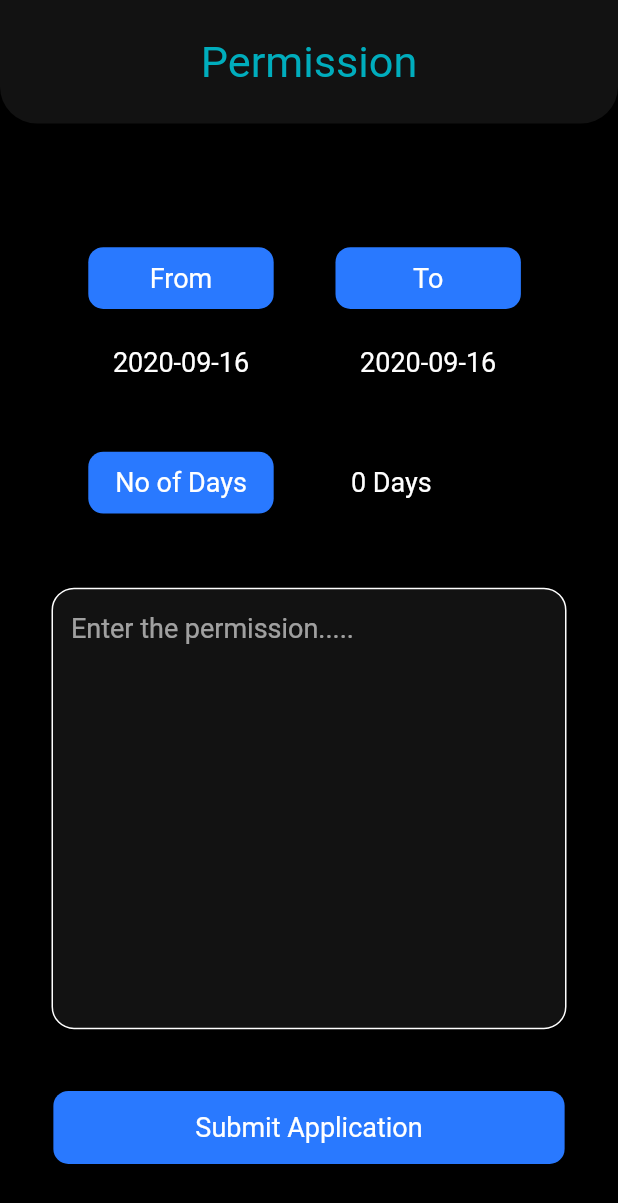
After one commit to rahul975337/jss_project, a Flutter app: the screen it shows after launch, on a phone screen of 412 x 824 dp. The commit adds this screen. Shown: the top 1203 px of the screen. Run offline on Flutter 3.47's test engine with Material 2 defaults, Android fonts, the phone set to English and light mode, and no system bars; our stand-ins replace animated_text_kit, carousel_slider, feather_icons_flutter, google_maps_flutter, hexcolor, step_progress_indicator; missing offline and left inert: date_range_picker.

Commit message:
added permission

```diff
--- a/lib/main.dart
+++ b/lib/main.dart
@@ -1,6 +1,6 @@
 import 'package:flutter/material.dart';
-import 'package:jss_project/screens/hostelites/hostelites.dart';
-
+import 'package:jss_project/feasting.dart';
+import 'package:jss_project/screens/permission/permission.dart';
 
 void main() {
   runApp(MyApp());
@@ -13,8 +13,8 @@ class MyApp extends StatelessWidget {
     return MaterialApp(
       debugShowCheckedModeBanner: false,
       title: 'Flutter Demo',
-      theme: ThemeData(),
-      home: Hostelites(),
+      theme: ThemeData.dark(),
+      home: Permssion(),
     );
   }
 }
--- /dev/null
+++ b/lib/screens/permission/permission.dart
@@ -0,0 +1,329 @@
+import 'package:flutter/material.dart';
+import 'package:jss_project/constants/constants.dart';
+import 'package:jss_project/screens/maintainance/bottomBlueButton.dart';
+import 'package:date_range_picker/date_range_picker.dart' as DateRagePicker;
+import 'package:jss_project/screens/maintainance/maintainanceDialog.dart';
+
+class Permssion extends StatefulWidget {
+  @override
+  _PermssionState createState() => _PermssionState();
+}
+
+class _PermssionState extends State<Permssion> {
+  double _safePaddingTop, _safePaddingBottom, _height, _width, _keyboard;
+  List titles = [
+    'Plumber',
+    'Furniture',
+    'Cleaning',
+    'Electrician',
+    'Mess Food',
+    'Others'
+  ];
+
+  TextEditingController permissionTextEditingController;
+  String permission;
+  @override
+  void initState() {
+    super.initState();
+
+    permissionTextEditingController = TextEditingController();
+  }
+
+  @override
+  void dispose() {
+    super.dispose();
+
+    permissionTextEditingController.dispose();
+  }
+
+  Widget permissionFieldWidget() {
+    return Container(
+      width: _width / 1.2,
+      height: _height / 2.8,
+      padding: EdgeInsets.all(2),
+      decoration: BoxDecoration(
+        color: kProfSecondaryBackgroundColor,
+        borderRadius: BorderRadius.circular(15),
+        border: Border.all(
+          color: kProfTextColour,
+        ),
+      ),
+      child: Expanded(
+        child: TextField(
+            keyboardType: TextInputType.multiline,
+            textInputAction: TextInputAction.newline,
+            maxLines: null,
+            maxLengthEnforced: true,
+            controller: permissionTextEditingController,
+            onSubmitted: (value) {
+              setState(() {
+                permission = permissionTextEditingController.text;
+              });
+            },
+            textAlign: TextAlign.left,
+            style: TextStyle(color: kProfTextColour, fontSize: 18),
+            decoration: InputDecoration(
+              contentPadding:
+                  const EdgeInsets.symmetric(vertical: -2, horizontal: 10),
+              border: InputBorder.none,
+              hintText: 'Enter the permission.....',
+              hintStyle: TextStyle(
+                color: Colors.white60,
+              ),
+            )),
+      ),
+    );
+  }
+
+  ////////
+  DateTime selectedFromDate = DateTime.now();
+
+  _selectFromDate(BuildContext context) async {
+    final DateTime picked = await showDatePicker(
+      context: context,
+      initialDate: selectedFromDate,
+      firstDate: DateTime(2000),
+      lastDate: DateTime(2025),
+      // builder: (context, child) {
+      //   return Theme(
+      //     data: ThemeData.light(), // This will change to light theme.
+      //     child: child,
+      //   );
+      // },
+    );
+    if (picked != null && picked != selectedFromDate)
+      setState(() {
+        selectedFromDate = picked;
+      });
+  }
+
+  DateTime selectedToDate = DateTime.now();
+
+  _selectToDate(BuildContext context) async {
+    final DateTime picked = await showDatePicker(
+      context: context,
+      initialDate: selectedToDate,
+      firstDate: DateTime(2000),
+      lastDate: DateTime(2025),
+      // builder: (context, child) {
+      //   return Theme(
+      //     data: ThemeData.light(), // This will change to light theme.
+      //     child: child,
+      //   );
+      // },
+    );
+    if (picked != null && picked != selectedToDate)
+      setState(() {
+        selectedToDate = picked;
+      });
+  }
+
+
+
+  @override
+  Widget build(BuildContext context) {
+    _safePaddingTop = MediaQuery.of(context).padding.top;
+    _safePaddingBottom = MediaQuery.of(context).padding.bottom;
+    _width = MediaQuery.of(context).size.width;
+    _height = MediaQuery.of(context).size.height -
+        (_safePaddingBottom + _safePaddingTop);
+    _keyboard = MediaQuery.of(context).viewInsets.bottom;
+    return Scaffold(
+      backgroundColor: kProfPrimaryBackgroundColor,
+      body: SafeArea(
+        child: SingleChildScrollView(
+          child: Column(
+            children: [
+              Container(
+                height: _height * 0.1,
+                decoration: BoxDecoration(
+                    color: kProfSecondaryBackgroundColor,
+                    borderRadius: BorderRadius.only(
+                      bottomRight: Radius.circular(_width * 0.06),
+                      bottomLeft: Radius.circular(_width * 0.06),
+                    )),
+                child: Center(
+                  child: Text(
+                    'Permission',
+                    style: TextStyle(
+                        color: kProfAccentColour, fontSize: _width * 0.07),
+                  ),
+                ),
+              ),
+              SizedBox(
+                height: _height * 0.1,
+              ),
+              Row(
+                children: [
+                  SizedBox(
+                    width: _width / 7,
+                  ),
+                  Column(
+                    children: [
+                      Container(
+                        child: new InkWell(
+                          // onTap: _pickDate(context),
+                          child: new Container(
+                            //width: 100.0,
+                            width: _width * 0.3,
+                            height: _height * 0.05,
+                            decoration: new BoxDecoration(
+                              color: Colors.blueAccent.shade400,
+                              borderRadius: new BorderRadius.circular(10.0),
+                            ),
+                            child: new Center(
+                              child: new Text(
+                                'From',
+                                style: new TextStyle(
+                                    fontSize: 18.0, color: Colors.white),
+                              ),
+                            ),
+                          ),
+                          onTap: () => _selectFromDate(context),
+                        ),
+                      ),
+                      SizedBox(
+                        height: _height * 0.03,
+                      ),
+                      Container(
+                        child: Text(
+                          "${selectedFromDate.toLocal()}".split(' ')[0],
+                          style: new TextStyle(
+                              fontSize: 18.0, color: Colors.white),
+                        ),
+                      )
+                    ],
+                  ),
+                  SizedBox(
+                    width: _width / 10,
+                  ),
+                  Column(
+                    children: [
+                      Container(
+                        child: new InkWell(
+                          onTap: () => _selectToDate(context),
+                          child: new Container(
+                            //width: 100.0,
+                            width: _width * 0.3,
+                            height: _height * 0.05,
+                            decoration: new BoxDecoration(
+                              color: Colors.blueAccent.shade400,
+                              borderRadius: new BorderRadius.circular(10.0),
+                            ),
+                            child: new Center(
+                              child: new Text(
+                                'To',
+                                style: new TextStyle(
+                                    fontSize: 18.0, color: Colors.white),
+                              ),
+                            ),
+                          ),
+                        ),
+                      ),
+                      SizedBox(
+                        height: _height * 0.03,
+                      ),
+                      Container(
+                        child: Text(
+                          "${selectedToDate.toLocal()}".split(' ')[0],
+                          style: new TextStyle(
+                              fontSize: 18.0, color: Colors.white),
+                        ),
+                      )
+                    ],
+                  ),
+                  SizedBox(
+                    width: _width / 7,
+                  ),
+                ],
+              ),
+
+              // Container(
+              //   height: _height * 0.8,
+              //   decoration: BoxDecoration(
+              //       color: kProfSecondaryBackgroundColor,
+              //       borderRadius: BorderRadius.only(
+              //           topLeft: Radius.circular(_width * 0.08),
+              //           topRight: Radius.circular(_width * 0.08))),
+              //   child: Container(
+              //     margin: EdgeInsets.only(
+              //       left: _width * 0.08,
+              //       top: _width * 0.2,
+              //       right: _width * 0.08,
+              //     ),
+              //   ),
+              // ),
+              SizedBox(
+                height: _height * 0.06,
+              ),
+              Row(
+                children: [
+                  SizedBox(
+                    width: _width / 7,
+                  ),
+                  Container(
+                    child: new InkWell(
+                      onTap: () => _selectToDate(context),
+                      child: new Container(
+                        //width: 100.0,
+                        width: _width * 0.3,
+                        height: _height * 0.05,
+                        decoration: new BoxDecoration(
+                          color: Colors.blueAccent.shade400,
+                          borderRadius: new BorderRadius.circular(10.0),
+                        ),
+                        child: new Center(
+                          child: new Text(
+                            'No of Days',
+                            style: new TextStyle(
+                                fontSize: 18.0, color: Colors.white),
+                          ),
+                        ),
+                      ),
+                    ),
+                  ),
+                  SizedBox(
+                    width: _width / 8,
+                  ),
+                  Container(
+                    child: Text(
+                      "${(selectedToDate.day - selectedFromDate.day)} Days"
+                          ,
+                      style: new TextStyle(fontSize: 18.0, color: Colors.white),
+                    ),
+                  )
+                ],
+              ),
+              SizedBox(
+                height: _height * 0.06,
+              ),
+              permissionFieldWidget(),
+              SizedBox(
+                height: _height * 0.05,
+              ),
+              BottomBlueButton(
+                buttonText: 'Submit Application',
+                widthOfScreen: _width / 1.1,
+                func: () {
+                  setState(() {
+                    permissionTextEditingController.clear();
+                    permissionTextEditingController.clear();
+
+                    showDialog(
+                      context: context,
+                      builder: (BuildContext context) => CustomDialog(
+                        title: "Success!!",
+                        description:
+                            "Application!!\nWe will let you know as soon as possible",
+                      ),
+                    );
+                  });
+                },
+              )
+            ],
+          ),
+        ),
+      ),
+    );
+  }
+}
--- a/pubspec.yaml
+++ b/pubspec.yaml
@@ -21,6 +21,7 @@ dependencies:
   hexcolor: ^1.0.4
   step_progress_indicator: ^0.2.4+7
   timeline_tile: ^0.1.2
+  date_range_picker: ^1.0.6
 
   flutter_svg: ^0.18.0
 
```
Also changed, not shown: lib/feasting.dart (added, +54 -0 lines), lib/screens/hostelites/svg.dart (deleted, +0 -7 lines), lib/assets/delivered.svg (deleted), lib/screens/maintainance/functions.dart (deleted), pubspec.lock.
